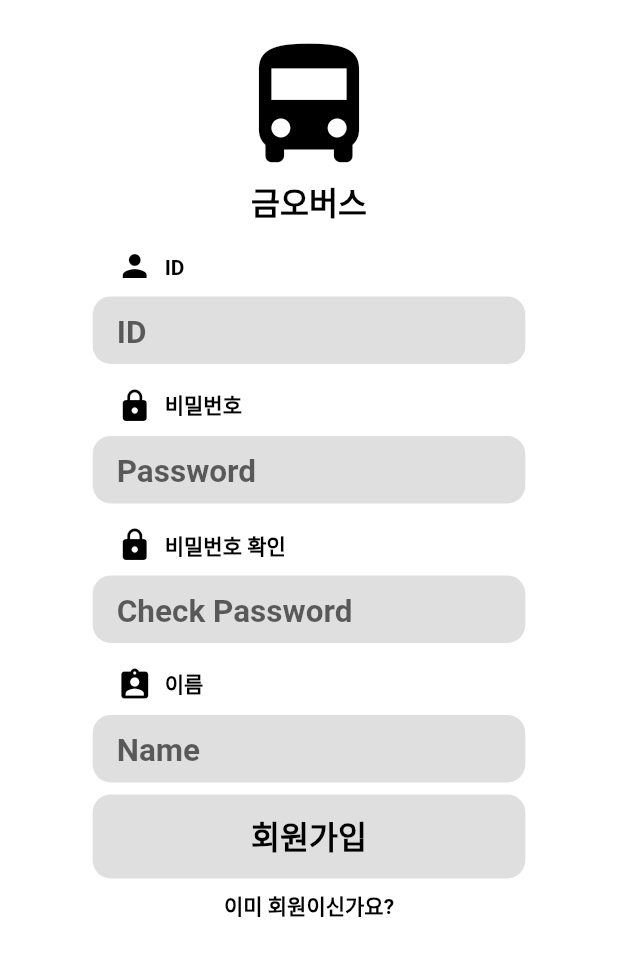
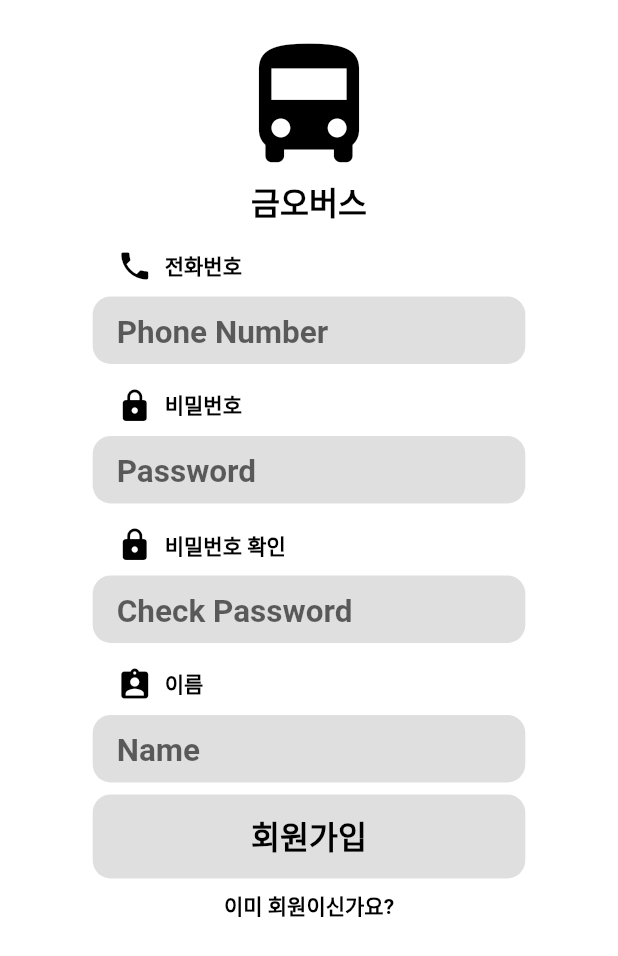
Before and after one commit to qkrwnstlr/kumoh_school_bus, a Flutter app: the _DriverSignupPage screen opened directly with empty values, on a phone screen of 412 x 824 dp. Shown: the top 956 px of the screen. Run offline on Flutter 3.47's test engine with Material 2 defaults, Android fonts, the light colour scheme and no system bars; our stand-ins replace flutter_dotenv, google_maps_flutter; missing offline and left inert: dart:html, google_maps_flutter_platform_interface, google_maps_flutter_web; accounts and stored records are empty; network calls fail; statements that could not run were skipped.

Commit message:
design : change id to phone number in driver signup view

```diff
--- a/lib/view/driver_signup_view.dart
+++ b/lib/view/driver_signup_view.dart
@@ -1,6 +1,5 @@
 import 'package:flutter/material.dart';
 import 'package:kumoh_school_bus/view_model/driver_signup_view_model.dart';
-import 'package:kumoh_school_bus/view_model/member_signup_view_model.dart';
 import 'package:provider/provider.dart';
 
 import '../theme/themes.dart';
@@ -47,10 +46,10 @@ class _DriverSignupPageState extends State<_DriverSignupPage> {
             const Hero(tag: "AppLogo", child: AppLogo()),
             const SizedBox(height: SizeTheme.paddingMiddleSize),
             TitledTextFormField(
-              labelText: "ID",
-              hintText: "ID",
-              prefixIcon: Icons.person,
-              keyboardType: TextInputType.text,
+              labelText: "전화번호",
+              hintText: "Phone Number",
+              prefixIcon: Icons.phone,
+              keyboardType: TextInputType.number,
               validator: null,
               controller: _viewModel.idController,
             ),
```
